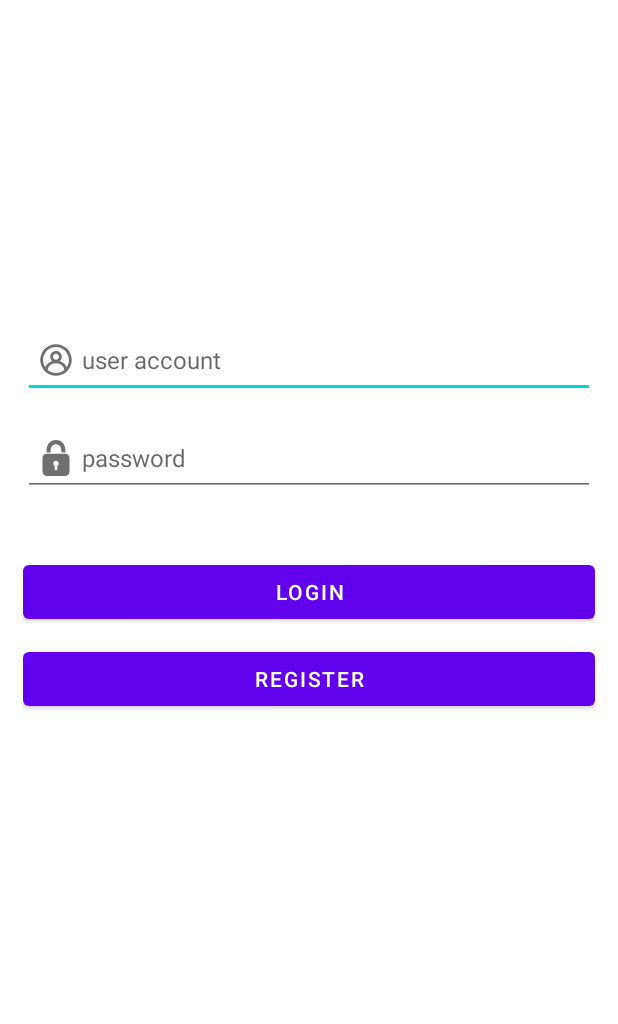
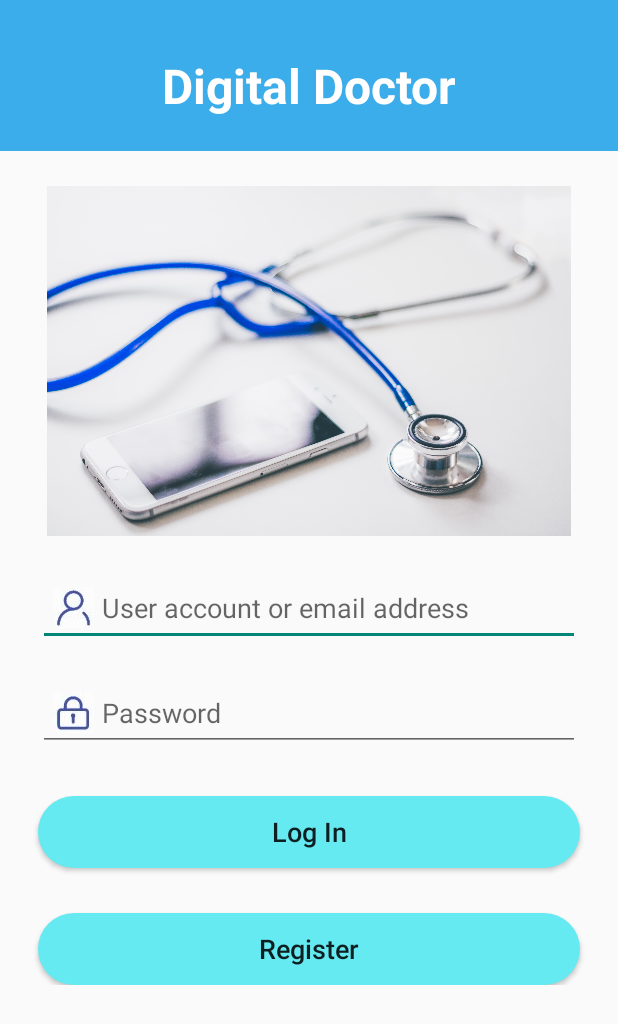
Before and after one commit to ArthurLhy/DigitalDoctor, an Android app: the screen it shows after launch (LoginActivity), on a phone screen of 412 x 824 dp. Shown: the top 1024 px of the screen. Run offline under Robolectric (Android 15) with nearby library versions, the phone set to English and light mode, and no system bars; our stand-ins replace Firebase (no records; nobody signed in at launch, a user with empty details on screens opened directly), navigation-ui.

Commit message:
Login UI draft
change colour and pic, add ImageView,

```diff
--- a/app/src/main/java/com/jxstarxxx/myapplication/LoginActivity.java
+++ b/app/src/main/java/com/jxstarxxx/myapplication/LoginActivity.java
@@ -20,6 +20,7 @@ import com.google.firebase.auth.FirebaseAuth;
 
 import android.widget.Button;
 import android.widget.EditText;
+import android.widget.ImageView;
 import android.widget.TextView;
 import android.widget.Toast;
 
@@ -32,6 +33,7 @@ public class LoginActivity extends AppCompatActivity {
     private Button loginActivity_loginBun;
     private TextView loginActivity_newUser;
     private FirebaseAuth loginActivity_firebaseAuth;
+    private ImageView loginActivity_emailID_del, loginActivity_password_del;
 
 
     @Override
@@ -56,7 +58,7 @@ public class LoginActivity extends AppCompatActivity {
                 String password = loginActivity_password.getText().toString();
 
                 if(emailID.equals("") && password.equals("")){
-                    Toast.makeText(LoginActivity.this, "Email ID or password cannot be empty", Toast.LENGTH_SHORT).show();
+                    Toast.makeText(LoginActivity.this, "Account or password cannot be empty", Toast.LENGTH_SHORT).show();
                 }else{
                     loginUserMethod(emailID, password);
                 }
@@ -89,6 +91,10 @@ public class LoginActivity extends AppCompatActivity {
         loginActivity_loginBun = (Button) findViewById(R.id.btn_login);
         loginActivity_newUser = (TextView) findViewById(R.id.btn_register);
         loginActivity_firebaseAuth = FirebaseAuth.getInstance();
+        loginActivity_emailID_del = (ImageView) findViewById(R.id.account_edit_del);
+        loginActivity_password_del = (ImageView) findViewById(R.id.psd_edit_del);
+
+        TextClear.addClearListener(loginActivity_emailID,loginActivity_emailID_del);
+        TextClear.addClearListener(loginActivity_password,loginActivity_password_del);
     }
-
 }
--- /dev/null
+++ b/app/src/main/java/com/jxstarxxx/myapplication/TextClear.java
@@ -0,0 +1,42 @@
+package com.jxstarxxx.myapplication;
+
+import android.text.Editable;
+import android.text.TextWatcher;
+import android.view.View;
+import android.widget.EditText;
+import android.widget.ImageView;
+
+public class TextClear {
+    public static void addClearListener(final EditText editText, final ImageView imageView) {
+
+        editText.addTextChangedListener(new TextWatcher() {
+
+            @Override
+            public void onTextChanged(CharSequence s, int start, int before,
+                                      int count) {
+            }
+
+            @Override
+            public void beforeTextChanged(CharSequence s, int start, int count,
+                                          int after) {
+            }
+
+            @Override
+            public void afterTextChanged(Editable string) {
+                if (string.length() > 0) {
+                    imageView.setVisibility(View.VISIBLE);
+                } else {
+                    imageView.setVisibility(View.INVISIBLE);
+                }
+            }
+        });
+
+        imageView.setOnClickListener(new View.OnClickListener() {
+
+            @Override
+            public void onClick(View v) {
+                editText.setText("");
+            }
+        });
+    }
+}
--- /dev/null
+++ b/app/src/main/java/com/jxstarxxx/myapplication/TextClearTwo.java
@@ -0,0 +1,45 @@
+package com.jxstarxxx.myapplication;
+
+import android.text.Editable;
+import android.text.TextWatcher;
+import android.view.View;
+import android.widget.EditText;
+import android.widget.ImageView;
+import android.widget.TextView;
+
+public class TextClearTwo {
+    public static void addClearListener(final EditText editText, final ImageView imageView, final TextView textView) {
+
+        editText.addTextChangedListener(new TextWatcher() {
+
+            @Override
+            public void onTextChanged(CharSequence s, int start, int before,
+                                      int count) {
+            }
+
+            @Override
+            public void beforeTextChanged(CharSequence s, int start, int count,
+                                          int after) {
+            }
+
+            @Override
+            public void afterTextChanged(Editable string) {
+                if (string.length() > 0) {
+                    imageView.setVisibility(View.VISIBLE);
+                    textView.setVisibility(View.VISIBLE);
+                } else {
+                    imageView.setVisibility(View.INVISIBLE);
+                    textView.setVisibility(View.INVISIBLE);
+                }
+            }
+        });
+
+        imageView.setOnClickListener(new View.OnClickListener() {
+
+            @Override
+            public void onClick(View v) {
+                editText.setText("");
+            }
+        });
+    }
+}
--- /dev/null
+++ b/app/src/main/res/drawable/button_selector.xml
@@ -0,0 +1,15 @@
+<?xml version="1.0" encoding="utf-8"?>
+<selector xmlns:android="http://schemas.android.com/apk/res/android">
+    <item android:state_pressed="true">
+        <shape>
+            <solid android:color="#3BADEB"/>
+            <corners android:radius="40dp"/>
+        </shape>
+    </item>
+    <item android:state_pressed="false">
+        <shape>
+            <solid android:color="#66EAF2"/>
+            <corners android:radius="40dp"/>
+        </shape>
+    </item>
+</selector>
--- a/app/src/main/res/layout/activity_login.xml
+++ b/app/src/main/res/layout/activity_login.xml
@@ -1,57 +1,134 @@
 <?xml version="1.0" encoding="utf-8"?>
-<RelativeLayout xmlns:android="http://schemas.android.com/apk/res/android"
+<ScrollView xmlns:android="http://schemas.android.com/apk/res/android"
     xmlns:app="http://schemas.android.com/apk/res-auto"
     xmlns:tools="http://schemas.android.com/tools"
     android:layout_width="match_parent"
     android:layout_height="match_parent"
-    tools:context=".LoginActivity"
-    android:padding="15dp">
+    tools:context=".LoginActivity">
+
+    <RelativeLayout
+        android:layout_width="match_parent"
+        android:layout_height="match_parent"
+        android:orientation="vertical" >
+
+        <View
+            android:layout_width="match_parent"
+            android:layout_height="100dp"
+            android:background="@color/blue_700" />
+        <TextView
+            android:id="@+id/tv_1"
+            android:layout_width="match_parent"
+            android:layout_height="65dp"
+            android:layout_marginTop="35dp"
+            android:background="@color/blue_700"
+            android:text="@string/digital_doctor"
+            android:textAlignment="center"
+            android:textColor="#FFFFFF"
+            android:textSize="32dp"
+            android:textStyle="bold" />
+
+        <RelativeLayout
+            android:id="@+id/rl_1"
+            android:layout_width="match_parent"
+            android:layout_height="wrap_content"
+            android:layout_below="@id/tv_1"
+            android:orientation="vertical"
+            android:paddingHorizontal="15dp">
+
+            <ImageView
+                android:id="@+id/iv_1"
+                android:layout_width="match_parent"
+                android:layout_height="280dp"
+                android:layout_marginHorizontal="@dimen/activity_horizontal_margin"
+                android:layout_marginTop="0dp"
+                android:scaleType="fitCenter"
+                android:src="@drawable/bg_login" />
 
             <EditText
                 android:id="@+id/account_edit"
                 android:layout_width="match_parent"
                 android:layout_height="50dp"
-        android:layout_marginTop="200dp"
-        android:drawableLeft="@drawable/ic_account"
+                android:layout_below="@id/iv_1"
+                android:layout_marginLeft="10dp"
+                android:layout_marginTop="0dp"
+                android:layout_marginRight="10dp"
+                android:drawableLeft="@drawable/icon_user"
                 android:drawablePadding="5dp"
-        android:hint="user account"
+                android:hint="@string/user_account_or_email_address"
                 android:maxLines="1"
                 android:paddingLeft="10dp"
-        android:paddingRight="10dp"
+                android:paddingRight="40dp"
+                android:singleLine="true"
                 android:textColor="#2c2c2c"
-        android:textSize="16sp" />
+                android:textSize="18dp" />
+
+            <ImageView
+                android:id="@+id/account_edit_del"
+                android:layout_width="25dp"
+                android:layout_height="25dp"
+                android:layout_below="@id/iv_1"
+                android:layout_alignParentRight="true"
+                android:layout_marginTop="15dp"
+                android:layout_marginRight="20dp"
+                android:src="@drawable/icon_del"
+                android:visibility="invisible"/>
 
             <EditText
                 android:id="@+id/psd_edit"
                 android:layout_width="match_parent"
                 android:layout_height="50dp"
                 android:layout_below="@+id/account_edit"
-        android:layout_marginTop="15dp"
-        android:drawableLeft="@drawable/ic_password"
+                android:layout_marginLeft="10dp"
+                android:layout_marginTop="20dp"
+                android:layout_marginRight="10dp"
+                android:drawableLeft="@drawable/icon_password"
                 android:drawablePadding="5dp"
-        android:hint="password"
+                android:hint="@string/password"
                 android:inputType="textPassword"
+                android:maxLines="1"
+                android:paddingLeft="10dp"
+                android:paddingRight="40dp"
+                android:singleLine="true"
                 android:textColor="#2c2c2c"
-        android:textSize="16sp"
-        android:paddingLeft="10dp"
-        android:paddingRight="10dp"
-        android:maxLines="1" />
+                android:textSize="18dp" />
+
+            <ImageView
+                android:id="@+id/psd_edit_del"
+                android:layout_width="25dp"
+                android:layout_height="25dp"
+                android:layout_below="@+id/account_edit"
+                android:layout_alignParentRight="true"
+                android:layout_marginTop="35dp"
+                android:layout_marginRight="20dp"
+                android:src="@drawable/icon_del"
+                android:visibility="invisible"/>
 
             <Button
                 android:id="@+id/btn_login"
                 android:layout_width="match_parent"
                 android:layout_height="wrap_content"
                 android:layout_below="@id/psd_edit"
-        android:layout_marginTop="40dp"
-        android:text="LOGIN" />
+                android:layout_marginLeft="10dp"
+                android:layout_marginTop="30dp"
+                android:layout_marginRight="10dp"
+                android:background="@drawable/button_selector"
+                android:text="@string/login"
+                android:textAlignment="center"
+                android:textSize="18dp" />
 
             <Button
                 android:id="@+id/btn_register"
                 android:layout_width="match_parent"
                 android:layout_height="wrap_content"
                 android:layout_below="@id/btn_login"
-        android:layout_marginTop="10dp"
-        android:text="REGISTER" />
-
+                android:layout_marginLeft="10dp"
+                android:layout_marginTop="30dp"
+                android:layout_marginRight="10dp"
+                android:background="@drawable/button_selector"
+                android:text="@string/register"
+                android:textAlignment="center"
+                android:textSize="18dp" />
+        </RelativeLayout>
 
         </RelativeLayout>
+</ScrollView>
--- a/app/src/main/res/values/colors.xml
+++ b/app/src/main/res/values/colors.xml
@@ -3,6 +3,7 @@
     <color name="purple_200">#FFBB86FC</color>
     <color name="purple_500">#FF6200EE</color>
     <color name="purple_700">#FF3700B3</color>
+    <color name="blue_700">#3BADEB</color>
     <color name="teal_200">#FF03DAC5</color>
     <color name="teal_700">#FD018786</color>
     <color name="black">#FF000000</color>
--- a/app/src/main/res/values/strings.xml
+++ b/app/src/main/res/values/strings.xml
@@ -9,6 +9,20 @@
     <string name="second_fragment_label">Second Fragment</string>
     <string name="next">Next</string>
     <string name="previous">Previous</string>
+
+    <!-- String used for Login    -->
+    <string name="digital_doctor">Digital Doctor</string>
+    <string name="password">Password</string>
+    <string name="user_account_or_email_address">User account or email address</string>
+    <string name="login">Log In</string>
+    <string name="register">Register</string>
+
+    <!-- String used for Register    -->
+    <string name="first_name">First Name</string>
+    <string name="last_name">Last Name</string>
+    <string name="date_of_birth">Date of Birth</string>
+    <string name="select_a_date">Select a Date</string>
+    <string name="already_have_an_account">Already have an account?</string>
 
     <string name="hello_first_fragment">Hello first fragment</string>
     <string name="hello_second_fragment">Hello second fragment. Arg: %1$s</string>
@@ -23,4 +37,5 @@
     <!-- TODO: Remove or change this placeholder text -->
     <string name="hello_blank_fragment">Hello blank fragment</string>
     <string name="title_activity_test">testActivity</string>
+
 </resources>
--- a/app/src/main/res/values/themes.xml
+++ b/app/src/main/res/values/themes.xml
@@ -1,9 +1,9 @@
 <resources xmlns:tools="http://schemas.android.com/tools">
     <!-- Base application theme. -->
-    <style name="Theme.MyApplication" parent="Theme.MaterialComponents.DayNight.DarkActionBar">
+    <style name="Theme.MyApplication" parent="Theme.MaterialComponents.DayNight.DarkActionBar.Bridge">
         <!-- Primary brand color. -->
         <item name="colorPrimary">@color/purple_500</item>
-        <item name="colorPrimaryVariant">@color/purple_700</item>
+        <item name="colorPrimaryVariant">@color/blue_700</item>
         <item name="colorOnPrimary">@color/white</item>
         <!-- Secondary brand color. -->
         <item name="colorSecondary">@color/teal_200</item>
@@ -12,6 +12,7 @@
         <!-- Status bar color. -->
         <item name="android:statusBarColor" tools:targetApi="l">?attr/colorPrimaryVariant</item>
         <!-- Customize your theme here. -->
+        <item name="android:textAllCaps">false</item>
     </style>
 
     <style name="Theme.MyApplication.NoActionBar">
```
Also changed, not shown: app/src/main/res/drawable-hdpi/bg_login.jpg (added), app/src/main/res/drawable-hdpi/icon_del.jpg (added), app/src/main/res/drawable-hdpi/icon_password.jpg (added), app/src/main/res/drawable-hdpi/icon_user.jpg (added), app/src/main/res/drawable-hdpi/register_profile_pic.png (added). Lines whose indentation alone changed are shown as unchanged.
